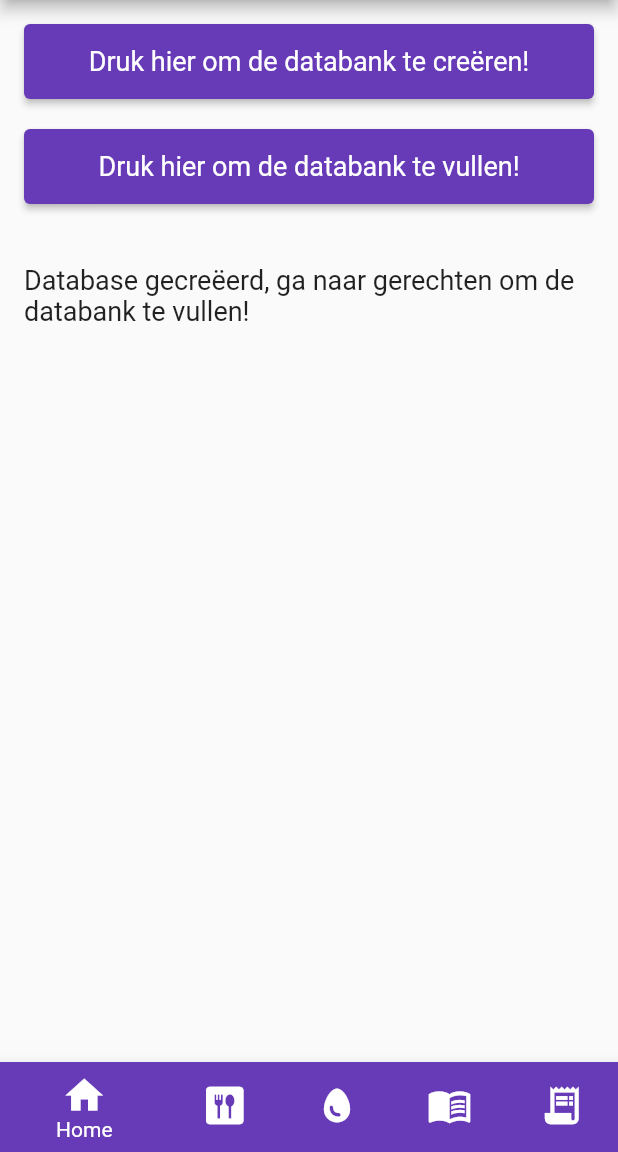
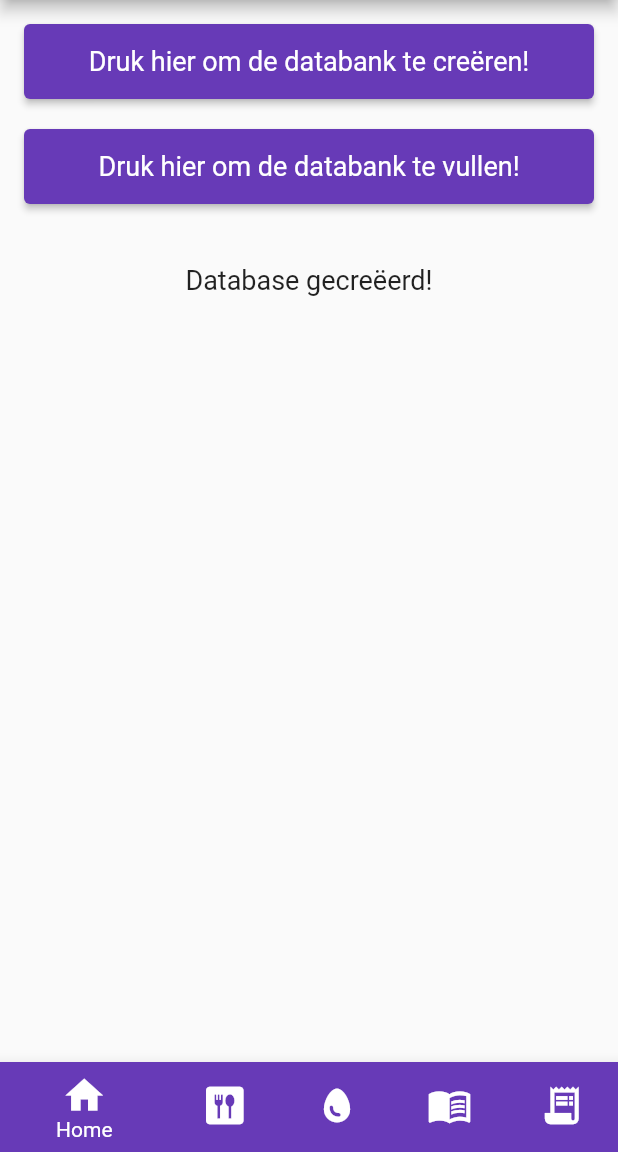
Before and after one commit to remcodesmedt/BP-Flutter-App, a Flutter app: the screen it shows after launch, after a tap on "Druk hier om de databank te creëren!", on a phone screen of 412 x 824 dp, the part 84-1236 px from its top. Run offline on Flutter 3.47's test engine with Material 2 defaults, Android fonts, the phone set to English and light mode, and no system bars; our stand-ins replace sqflite; accounts and stored records are empty.

Commit message:
weg comments

```diff
--- a/lib/database/testdata/IngredientCategoryMock.dart
+++ b/lib/database/testdata/IngredientCategoryMock.dart
@@ -25,13 +25,11 @@ class IngredientCategoryMock {
 
   static Future<String> getMocksLogs() async {
     String output = "IngredientCategory----------\n";
-    // print("IngredientCategory----------------------------------------");
 
     final categories = await IngredientCategoryInterface.getItems();
 
     for (final c in categories) {
       output += "${c.id}: ${c.name}\n";
-      // print("${c.id}: ${c.name}");
     }
 
     return output+="\n";
--- a/lib/database/testdata/IngredientMock.dart
+++ b/lib/database/testdata/IngredientMock.dart
@@ -34,15 +34,12 @@ class IngredientMock {
 
   static Future<String> getLogsMocks() async {
     String output = "";
-    // print("Ingredient----------------------------------------");
 
     final ingredients = await IngredientInterface.getItems();
 
     for (final c in ingredients) {
       output +=
           "${c.id}: ${c.name}, unit: ${c.unit.toShortString()}, category: ${c.category.name}\n";
-      // print(
-      //     "${c.id}: ${c.name}, unit: ${c.unit}, category: ${c.category.id} - ${c.category.name}");
     }
 
     return output += "\n";
--- a/lib/database/testdata/ShoppingListsMock.dart
+++ b/lib/database/testdata/ShoppingListsMock.dart
@@ -29,18 +29,14 @@ class ShoppingListMock {
 
   static Future<String> getLogsMocks() async {
     String output = "";
-    // print("Shoppinglist----------------------------------------");
 
     final shoppingLists = await ShoppingListInterface.getItems();
 
     for (final l in shoppingLists) {
       output += "${l.id}: ${l.name}: \n-ingredients:\n";
-      // print("${l.id}: ${l.name}: \n-ingredients:");
       for (final i in l.ingredients) {
         output +=
             "-- ${i.ingredient.name}: ${i.amount}${i.ingredient.unit.toShortString()}\n";
-        // print(
-        //     "- ${i.ingredient.name}: ${i.amount}${i.ingredient.unit.toShortString()}");
       }
       output += "\n";
     }
--- a/lib/presentation/screens/Home.dart
+++ b/lib/presentation/screens/Home.dart
@@ -25,7 +25,7 @@ class _HomeState extends State<Home> {
 
     setState(() {
       displayText =
-          "Database gecreëerd, ga naar gerechten om de databank te vullen!";
+          "Database gecreëerd!";
     });
   }
 
```
Also changed, not shown: lib/database/testdata/DishMock.dart (+2 -9 lines), lib/database/testdata/MealPlanMock.dart (+1 -6 lines).
